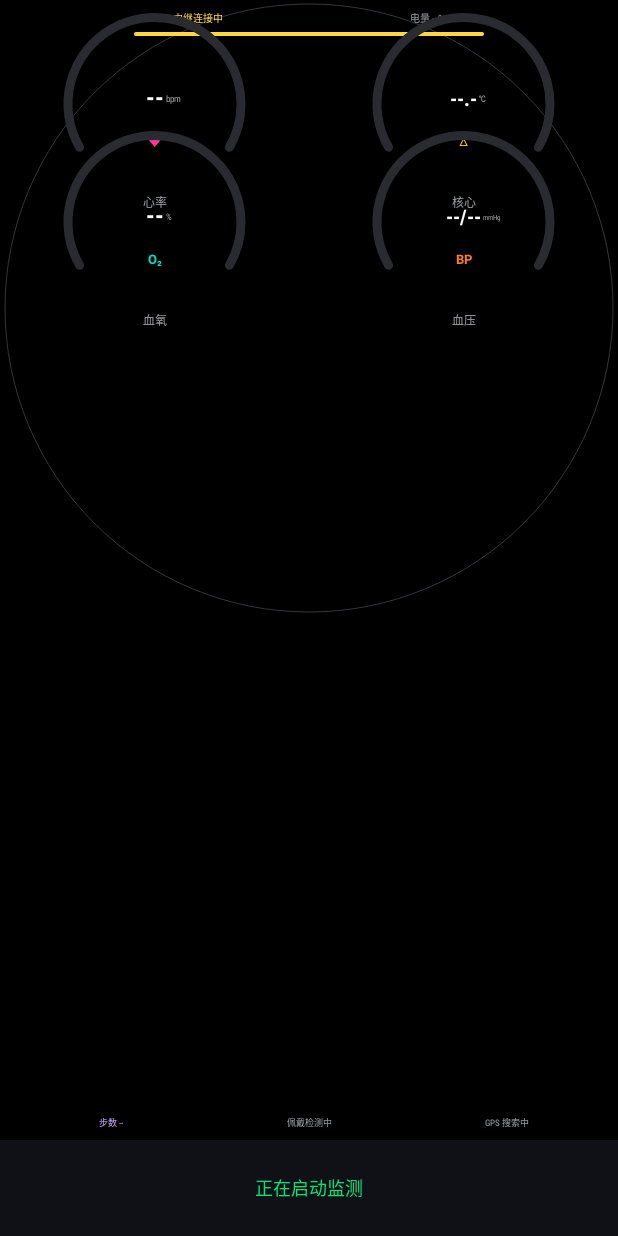
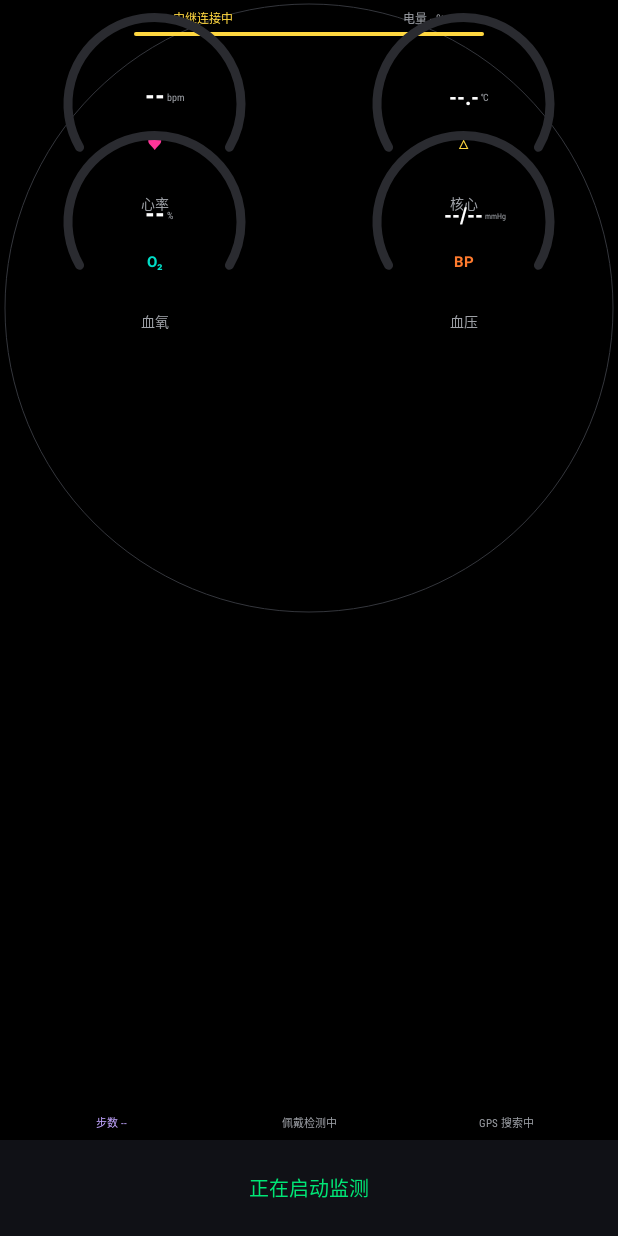
Before and after one commit to AYin-Z/heat-stress-warning-system, an Android app: the screen it shows after launch (MainActivity), on a phone screen of 412 x 824 dp. Run offline under Robolectric (Android 15) with nearby library versions, the light colour scheme and no system bars.

Commit message:
Increase A80 watch UI typography

```diff
--- a/watch-app/app/src/main/java/com/heatstress/watch/VitalsPanelView.kt
+++ b/watch-app/app/src/main/java/com/heatstress/watch/VitalsPanelView.kt
@@ -73,22 +73,22 @@ class VitalsPanelView @JvmOverloads constructor(
     private val labelPaint = Paint(Paint.ANTI_ALIAS_FLAG).apply {
         color = SECONDARY_TEXT
         textAlign = Paint.Align.CENTER
-        textSize = 12f
+        textSize = 14f
         typeface = Typeface.create("sans-serif", Typeface.NORMAL)
     }
     private val iconPaint = Paint(Paint.ANTI_ALIAS_FLAG).apply {
         textAlign = Paint.Align.CENTER
-        textSize = 13f
+        textSize = 15f
         typeface = Typeface.create("sans-serif", Typeface.BOLD)
     }
     private val statusPaint = Paint(Paint.ANTI_ALIAS_FLAG).apply {
-        textSize = 10f
+        textSize = 12f
         typeface = Typeface.create("sans-serif", Typeface.NORMAL)
     }
     private val detailPaint = Paint(Paint.ANTI_ALIAS_FLAG).apply {
         color = SECONDARY_TEXT
         textAlign = Paint.Align.CENTER
-        textSize = 9f
+        textSize = 11f
         typeface = Typeface.create("sans-serif-condensed", Typeface.NORMAL)
     }
     private val frameRect = RectF()
@@ -134,7 +134,7 @@ class VitalsPanelView @JvmOverloads constructor(
             bloodPressureText(), "mmHg", "血压", BP_COLOR, "BP"
         )
 
-        val detailY = h - 14f
+        val detailY = h - 13f
         detailPaint.color = STEPS_COLOR
         canvas.drawText("步数 ${steps ?: "--"}", w * 0.18f, detailY, detailPaint)
         detailPaint.color = wornColor()
@@ -146,11 +146,11 @@ class VitalsPanelView @JvmOverloads constructor(
     private fun drawHeader(canvas: Canvas, width: Float) {
         statusPaint.textAlign = Paint.Align.LEFT
         statusPaint.color = if (relayConnected) NORMAL_COLOR else CAUTION_COLOR
-        canvas.drawText(if (relayConnected) "中继已连接" else "中继连接中", width * 0.28f, 22f, statusPaint)
+        canvas.drawText(if (relayConnected) "中继已连接" else "中继连接中", width * 0.28f, 23f, statusPaint)
 
         statusPaint.textAlign = Paint.Align.RIGHT
         statusPaint.color = SECONDARY_TEXT
-        canvas.drawText("电量 ${batteryLevel?.let { "$it%" } ?: "--%"}", width * 0.72f, 22f, statusPaint)
+        canvas.drawText("电量 ${batteryLevel?.let { "$it%" } ?: "--%"}", width * 0.72f, 23f, statusPaint)
     }
 
     private fun drawGauge(
@@ -173,19 +173,25 @@ class VitalsPanelView @JvmOverloads constructor(
         }
 
         valuePaint.textSize = when {
-            value.length >= 6 -> 17f
-            value.length >= 4 -> 20f
-            else -> 24f
+            value.length >= 6 -> 19f
+            value.length >= 4 -> 22f
+            else -> 27f
         }
-        canvas.drawText(value, centerX, centerY + 2f, valuePaint)
-
-        unitPaint.textSize = if (unit == "mmHg") 7f else 9f
+        unitPaint.textSize = if (unit == "mmHg") 8f else 10f
+        val combinedWidth = valuePaint.measureText(value) + 2f + unitPaint.measureText(unit)
+        val maxCombinedWidth = radius * 1.75f
+        if (combinedWidth > maxCombinedWidth) {
+            val scale = maxCombinedWidth / combinedWidth
+            valuePaint.textSize *= scale
+            unitPaint.textSize *= scale
+        }
+        canvas.drawText(value, centerX, centerY + 1f, valuePaint)
         val valueHalfWidth = valuePaint.measureText(value) / 2f
-        canvas.drawText(unit, centerX + valueHalfWidth + 2f, centerY - 2f, unitPaint)
+        canvas.drawText(unit, centerX + valueHalfWidth + 2f, centerY - 3f, unitPaint)
 
         iconPaint.color = color
-        canvas.drawText(icon, centerX, centerY + radius * 0.48f, iconPaint)
-        canvas.drawText(label, centerX, centerY + radius + 16f, labelPaint)
+        canvas.drawText(icon, centerX, centerY + radius * 0.52f, iconPaint)
+        canvas.drawText(label, centerX, centerY + radius + 18f, labelPaint)
     }
 
     private fun bloodPressureText(): String =
--- a/watch-app/app/src/main/res/layout/activity_main.xml
+++ b/watch-app/app/src/main/res/layout/activity_main.xml
@@ -36,7 +36,7 @@
             android:maxLines="1"
             android:text=""
             android:textColor="#FF1744"
-            android:textSize="12sp"
+            android:textSize="13sp"
             android:textStyle="bold"
             android:visibility="gone" />
 
@@ -49,6 +49,6 @@
             android:maxLines="2"
             android:text="@string/monitor_starting"
             android:textColor="#00E676"
-            android:textSize="12sp" />
+            android:textSize="13sp" />
     </LinearLayout>
 </RelativeLayout>
```
Also changed, not shown: 1 other file.
